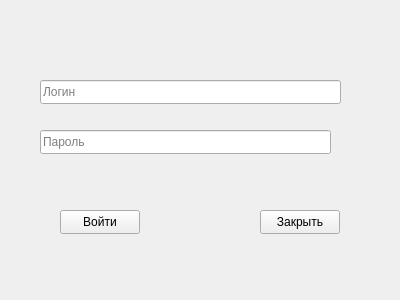
dcherep/student, file login.ui: the form before one commit.
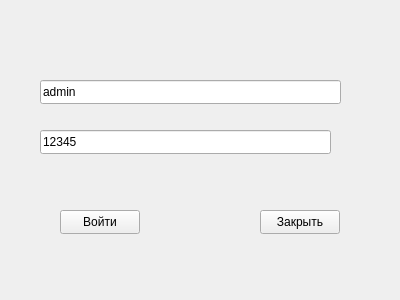
The form after the commit.

Diff of the .ui file:
```diff
--- a/login.ui
+++ b/login.ui
@@ -23,7 +23,7 @@
     </rect>
    </property>
    <property name="text">
-    <string/>
+    <string>admin</string>
    </property>
    <property name="placeholderText">
     <string>Логин</string>
@@ -39,7 +39,7 @@
     </rect>
    </property>
    <property name="text">
-    <string/>
+    <string>12345</string>
    </property>
    <property name="placeholderText">
     <string>Пароль</string>
```
